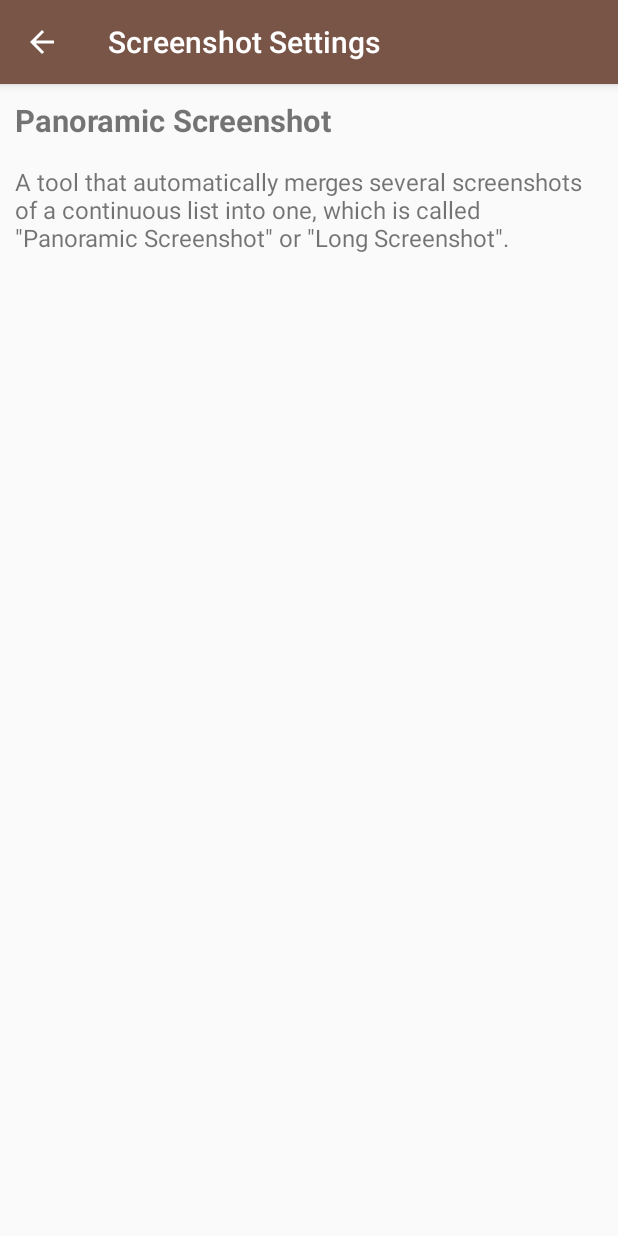
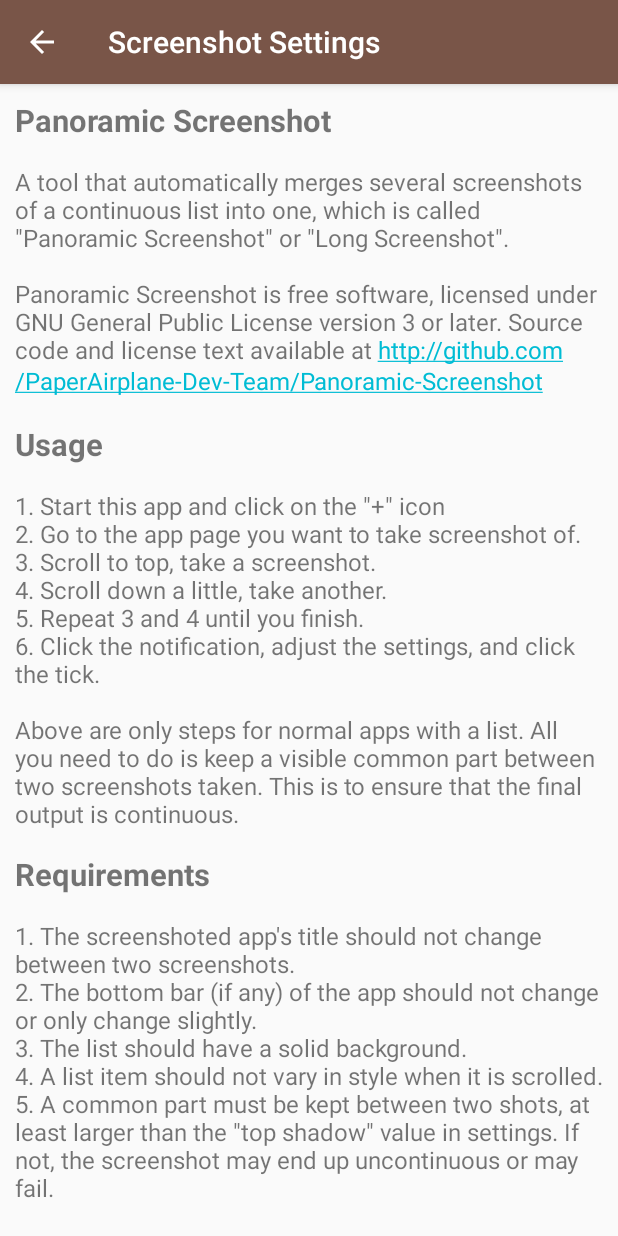
Before and after one commit to PaperAirplane-Dev-Team/Panoramic-Screenshot, an Android app: the fragment AboutFragment placed in its activity, on a phone screen of 412 x 824 dp. Run offline under Robolectric (Android 15) with nearby library versions, the phone set to English and light mode, and no system bars; libraries missing offline, so code that uses them is left out: com.nononsenseapps.filepicker; pictures from the network do not load; 1 statement that could not run was skipped.

Commit message:
update about and license

```diff
--- a/app/src/main/res/layout/about.xml
+++ b/app/src/main/res/layout/about.xml
@@ -3,7 +3,7 @@
 	android:layout_width="match_parent"
 	android:layout_height="match_parent">
 
-	<ScrollView
+	<android.support.v4.widget.NestedScrollView
 		android:layout_width="match_parent"
 		android:layout_height="match_parent">
 
@@ -14,6 +14,6 @@
 			android:textSize="16sp"
 			android:padding="10dp"/>
 
-	</ScrollView>
+	</android.support.v4.widget.NestedScrollView>
 
 </RelativeLayout>
--- a/app/src/main/res/values/about.xml
+++ b/app/src/main/res/values/about.xml
@@ -4,6 +4,32 @@
 		<![CDATA[
 		<h3>Panoramic Screenshot</h3>
 		<p>A tool that automatically merges several screenshots of a continuous list into one, which is called \"Panoramic Screenshot\" or \"Long Screenshot\".</p>
+		<p>Panoramic Screenshot is free software, licensed under GNU General Public License version 3 or later. Source code and license text available at <a href="http://github.com/PaperAirplane-Dev-Team/Panoramic-Screenshot">http://github.com/PaperAirplane-Dev-Team/Panoramic-Screenshot</a></p>
+		<h3>Usage</h3>
+		<p>1. Start this app and click on the \"+\" icon<br/>
+			2. Go to the app page you want to take screenshot of.<br/>
+			3. Scroll to top, take a screenshot.<br/>
+			4. Scroll down a little, take another.<br/>
+			5. Repeat 3 and 4 until you finish.<br/>
+			6. Click the notification, adjust the settings, and click the tick.</p>
+		<p>Above are only steps for normal apps with a list. All you need to do is keep a visible common part between two screenshots taken. This is to ensure that the final output is continuous.</p>
+		<h3>Requirements</h3>
+		<p>1. The screenshoted app\'s title should not change between two screenshots.<br/>
+			2. The bottom bar (if any) of the app should not change or only change slightly.<br/>
+			3. The list should have a solid background.<br/>
+			4. A list item should not vary in style when it is scrolled.<br/>
+			5. A common part must be kept between two shots, at least larger than the \"top shadow\" value in settings. If not, the screenshot may end up uncontinuous or may fail.</p>
+		<h3>Libraries</h3>
+		<p><strong>Android Support Libraries</strong><br/><small>Apache License 2.0</small></p>
+		<p><strong>Picasso</strong><br/><small>Apache License 2.0</small></p>
+		<p><strong>NoNonsense-FilePicker</strong><br/><small>GNU Lesser General Public License v3+</small></p>
+		<p><strong>subsampling-image-view</strong><br/><small>Apache License 2.0</small></p>
+		<p><strong>discreteSeekbar</strong><br/><small>Apache License 2.0</small></p>
+		<h3>Copyright</h3>
+		<p>Copyright (C) 2015 Peter Cai</p>
+		<p>Panoramic Screenshot is free software: you can redistribute it and/or modify it under the terms of the GNU General Public License as published by the Free Software Foundation, either version 3 of the License, or (at your option) any later version.</p>
+		<p>Panoramic Screenshot is distributed in the hope that it will be useful, but WITHOUT ANY WARRANTY; without even the implied warranty of MERCHANTABILITY or FITNESS FOR A PARTICULAR PURPOSE.  See the GNU General Public License for more details.</p>
+		<p>You should have received a copy of the GNU General Public License along with Panoramic Screenshot.  If not, see <a href="http://www.gnu.org/licenses/">http://www.gnu.org/licenses/</a>.
 		]]>
 	</string>
 </resources>
```
Also changed, not shown: 1 other file.
